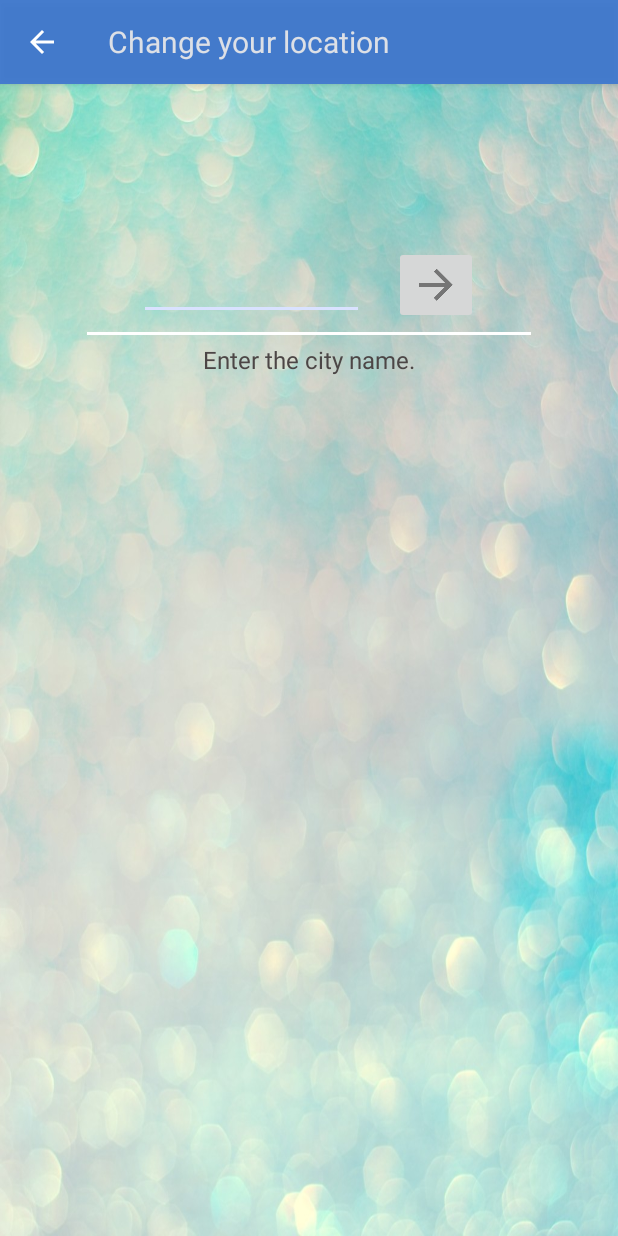
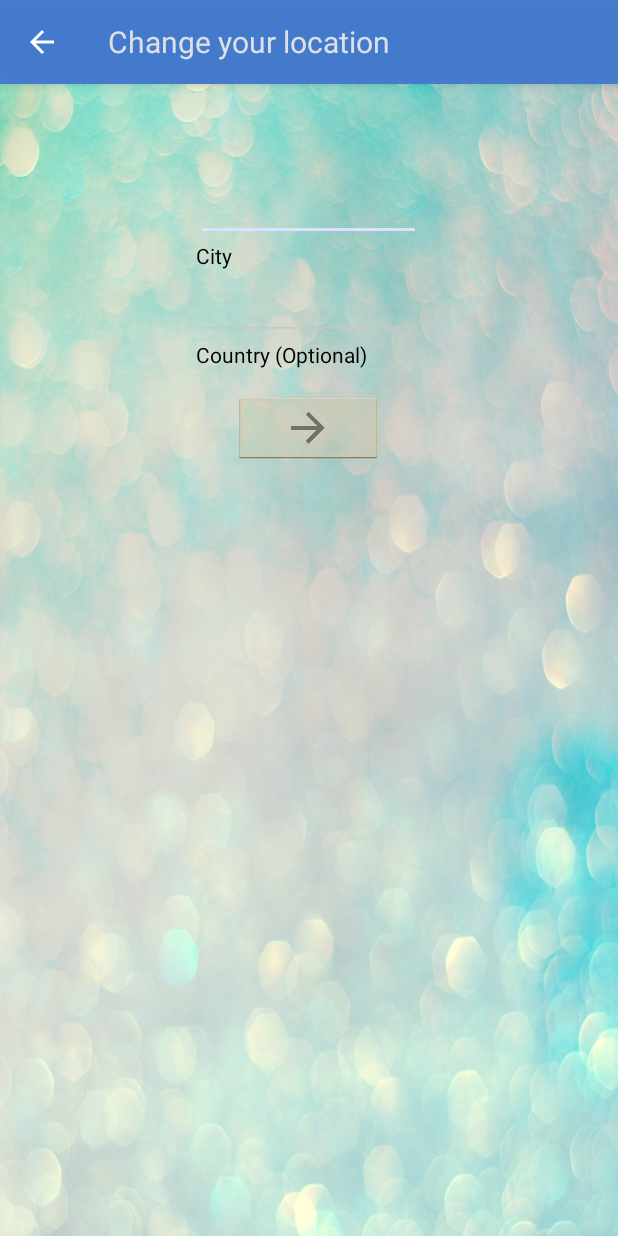
Before and after one commit to sspecial/ConcertMap, an Android app: the CityFragment screen opened directly, with no data from a screen before it, on a phone screen of 412 x 824 dp. Run offline under Robolectric (Android 15) with nearby library versions, the phone set to English and light mode, and no system bars.

Commit message:
adding the option to enter country when necessary

```diff
--- a/app/src/main/java/de/berlin/special/concertmap/city/CityFragment.java
+++ b/app/src/main/java/de/berlin/special/concertmap/city/CityFragment.java
@@ -1,42 +1,29 @@
 package de.berlin.special.concertmap.city;
 
-import android.content.Intent;
-import android.content.SharedPreferences;
-import android.location.Address;
-import android.location.Geocoder;
 import android.os.Bundle;
 import android.support.v4.app.Fragment;
-import android.util.Log;
 import android.view.LayoutInflater;
 import android.view.View;
 import android.view.ViewGroup;
-import android.widget.Button;
 import android.widget.EditText;
 import android.widget.ImageButton;
 import android.widget.LinearLayout;
-import android.widget.ProgressBar;
 import android.widget.TextView;
 
-import java.io.IOException;
-import java.util.List;
-
 import de.berlin.special.concertmap.R;
+import de.berlin.special.concertmap.service.DataFetchService;
 import de.berlin.special.concertmap.util.GetGeoInfo;
 import de.berlin.special.concertmap.util.Utility;
-import de.berlin.special.concertmap.navigate.NavigationActivity;
-import de.berlin.special.concertmap.service.DataFetchService;
 
 public class CityFragment extends Fragment {
 
-    private static final String ENTER_CITY = "Enter the city name.";
-
     private View rootView;
-    private LinearLayout cityViewLayout;
+    private View cityViewLayout;
     private LinearLayout searchCityLayout;
-    private ProgressBar dataProcessPI;
     private TextView locationView;
     private TextView commentView;
-    private EditText userEntry;
+    private EditText cityEntry;
+    private EditText countryEntry;
     private ImageButton searchCityBtn;
 
     public CityFragment() {
@@ -54,13 +41,12 @@ public class CityFragment extends Fragment {
                              Bundle savedInstanceState) {
         // Inflate the layout for this fragment
         rootView = inflater.inflate(R.layout.fragment_city, container, false);
-
-        dataProcessPI = (ProgressBar) rootView.findViewById(R.id.parse_data_progress);
+        searchCityLayout = (LinearLayout) rootView.findViewById(R.id.search_city_layout);
         cityViewLayout = (LinearLayout) rootView.findViewById(R.id.city_view_layout);
-        searchCityLayout = (LinearLayout) rootView.findViewById(R.id.search_city_layout);
         locationView = (TextView) rootView.findViewById(R.id.city_text_view);
         commentView = (TextView) rootView.findViewById(R.id.comment_view);
-        userEntry = (EditText) rootView.findViewById(R.id.enter_city_edit_text);
+        cityEntry = (EditText) rootView.findViewById(R.id.enter_city_edit_text);
+        countryEntry = (EditText) rootView.findViewById(R.id.enter_country_edit_text);
         searchCityBtn = (ImageButton) rootView.findViewById(R.id.validate_city_button);
 
         return rootView;
@@ -70,10 +56,6 @@ public class CityFragment extends Fragment {
     public void onStart() {
         super.onStart();
 
-        cityViewLayout.setVisibility(View.INVISIBLE);
-        dataProcessPI.setVisibility(View.INVISIBLE);
-        searchCityLayout.setVisibility(View.VISIBLE);
-        commentView.setText(ENTER_CITY);
         searchCityBtn.setOnClickListener(new View.OnClickListener() {
             @Override
             public void onClick(View v) {
@@ -81,19 +63,18 @@ public class CityFragment extends Fragment {
                 // Obtaining lat & long for the user entry city
                 GetGeoInfo getGeoInfo = new GetGeoInfo(getContext());
 
-                String entry = userEntry.getText().toString();
-                if (entry.lastIndexOf(" ") == (entry.length()-1))
-                    entry = entry.substring(0, entry.length()-1);
+                String city = cityEntry.getText().toString();
+                String country = countryEntry.getText().toString();
 
-                Double[] geoArr = getGeoInfo.getGeoInfoFromCityName(entry, 5);
+                String entry = city + " " + country;
+
+                Double[] geoArr = getGeoInfo.getGeoInfoFromCityName(entry);
 
                 // To see if the user entry is a valid city name
                 if (geoArr != null) {
 
                     searchCityLayout.setVisibility(View.INVISIBLE);
-                    commentView.setVisibility(View.INVISIBLE);
                     cityViewLayout.setVisibility(View.VISIBLE);
-                    dataProcessPI.setVisibility(View.VISIBLE);
                     if (!Utility.city.equals(Utility.CITY_IS_UNKNOWN))
                         locationView.setText(Utility.lastKnownLocation);
                     else
--- a/app/src/main/java/de/berlin/special/concertmap/start/StartActivity.java
+++ b/app/src/main/java/de/berlin/special/concertmap/start/StartActivity.java
@@ -23,6 +23,7 @@ public class StartActivity extends AppCompatActivity {
         // Getting setting from shared preferences
         Utility.settings = this.getSharedPreferences(Utility.PREFS_NAME, Context.MODE_PRIVATE);
         Utility.city = Utility.settings.getString(Utility.SETTING_CITY, Utility.CITY_IS_UNKNOWN);
+        Utility.lastKnownLocation = Utility.settings.getString(Utility.SETTING_LOCATION, Utility.CITY_IS_UNKNOWN);
 
         if (Utility.city.equals(Utility.CITY_IS_UNKNOWN)) {
             getSupportFragmentManager().beginTransaction()
--- a/app/src/main/res/layout/fragment_city.xml
+++ b/app/src/main/res/layout/fragment_city.xml
@@ -13,16 +13,34 @@
         android:id="@+id/city_view_layout"
         android:layout_width="wrap_content"
         android:layout_height="wrap_content"
+        android:layout_marginTop="80dp"
+        android:orientation="vertical"
         android:layout_centerHorizontal="true"
-        android:layout_marginTop="125dp"
-        android:orientation="horizontal">
+        android:gravity="center_horizontal"
+        android:visibility="invisible">
 
         <TextView
             android:id="@+id/city_text_view"
             android:layout_width="wrap_content"
             android:layout_height="wrap_content"
             android:textAppearance="?android:attr/textAppearanceMedium"
-            android:textColor="@color/black" />
+            android:textColor="@color/black"
+            android:gravity="center_horizontal" />
+
+        <View
+            android:id="@+id/line"
+            android:layout_width="250dp"
+            android:layout_height="2dp"
+            android:layout_marginTop="5dp"
+            android:background="#ffffff" />
+
+        <ProgressBar
+            android:id="@+id/parse_data_progress"
+            style="@android:style/Widget.Holo.Light.ProgressBar.Inverse"
+            android:layout_width="wrap_content"
+            android:layout_height="wrap_content"
+            android:layout_marginTop="30dp"
+            android:indeterminate="true" />
 
     </LinearLayout>
 
@@ -31,10 +49,8 @@
         android:layout_width="wrap_content"
         android:layout_height="wrap_content"
         android:layout_centerHorizontal="true"
-        android:layout_marginTop="100dp"
-        android:gravity="center_vertical"
-        android:orientation="horizontal"
-        android:visibility="invisible">
+        android:layout_marginTop="50dp"
+        android:orientation="vertical">
 
         <EditText
             android:id="@+id/enter_city_edit_text"
@@ -46,45 +62,51 @@
             android:textSize="19dp"
             android:theme="@android:style/Theme.DeviceDefault" />
 
+        <TextView
+            android:layout_width="wrap_content"
+            android:layout_height="wrap_content"
+            android:textAppearance="?android:attr/textAppearanceSmall"
+            android:textColor="@color/black"
+            android:text="City"/>
+
+        <EditText
+            android:id="@+id/enter_country_edit_text"
+            android:layout_width="150dp"
+            android:layout_height="wrap_content"
+            android:lines="1"
+            android:singleLine="true"
+            android:textColor="@color/black"
+            android:textSize="19dp"
+            android:theme="@android:style/Theme.DeviceDefault" />
+
+        <TextView
+            android:layout_width="wrap_content"
+            android:layout_height="wrap_content"
+            android:textAppearance="?android:attr/textAppearanceSmall"
+            android:textColor="@color/black"
+            android:text="Country (Optional)"/>
+
         <ImageButton
             android:id="@+id/validate_city_button"
-            android:layout_width="wrap_content"
+            android:layout_width="100dp"
             android:layout_height="wrap_content"
-            android:layout_marginLeft="20dp"
-            android:src="@drawable/forward_icon" />
-
-    </LinearLayout>
-
-    <View
-        android:id="@+id/line"
-        android:layout_width="fill_parent"
-        android:layout_height="2dp"
-        android:layout_below="@+id/search_city_layout"
-        android:layout_marginLeft="50dp"
-        android:layout_marginRight="50dp"
-        android:layout_marginTop="5dp"
-        android:background="#ffffff" />
+            android:src="@drawable/forward_icon"
+            android:layout_gravity="center_horizontal"
+            android:layout_marginTop="15dp"
+            android:background="@drawable/mytheme_btn"/>
 
         <TextView
             android:id="@+id/comment_view"
             android:layout_width="wrap_content"
             android:layout_height="wrap_content"
-        android:layout_below="@+id/line"
+            android:layout_below="@+id/search_city_layout"
             android:layout_centerHorizontal="true"
-        android:layout_marginTop="5dp"
+            android:layout_marginTop="10dp"
             android:gravity="center_horizontal"
             android:textAppearance="?android:attr/textAppearanceSmall"
             android:textColor="@color/black_cow"
             android:textSize="16dp" />
 
-    <ProgressBar
-        android:id="@+id/parse_data_progress"
-        style="@android:style/Widget.Holo.Light.ProgressBar.Inverse"
-        android:layout_width="wrap_content"
-        android:layout_height="wrap_content"
-        android:layout_below="@+id/comment_view"
-        android:layout_centerHorizontal="true"
-        android:layout_marginTop="30dp"
-        android:indeterminate="true" />
+    </LinearLayout>
 
 </RelativeLayout>
```
Also changed, not shown: app/src/main/java/de/berlin/special/concertmap/service/DataFetchService.java (+8 -6 lines), app/src/main/java/de/berlin/special/concertmap/start/InitiateFragment.java (+2 -9 lines), app/src/main/java/de/berlin/special/concertmap/start/StartFragment.java (+4 -6 lines), app/src/main/java/de/berlin/special/concertmap/util/GetGeoInfo.java (+6 -70 lines), app/src/main/java/de/berlin/special/concertmap/util/Utility.java (+1 -6 lines). Lines whose indentation alone changed are shown as unchanged.
